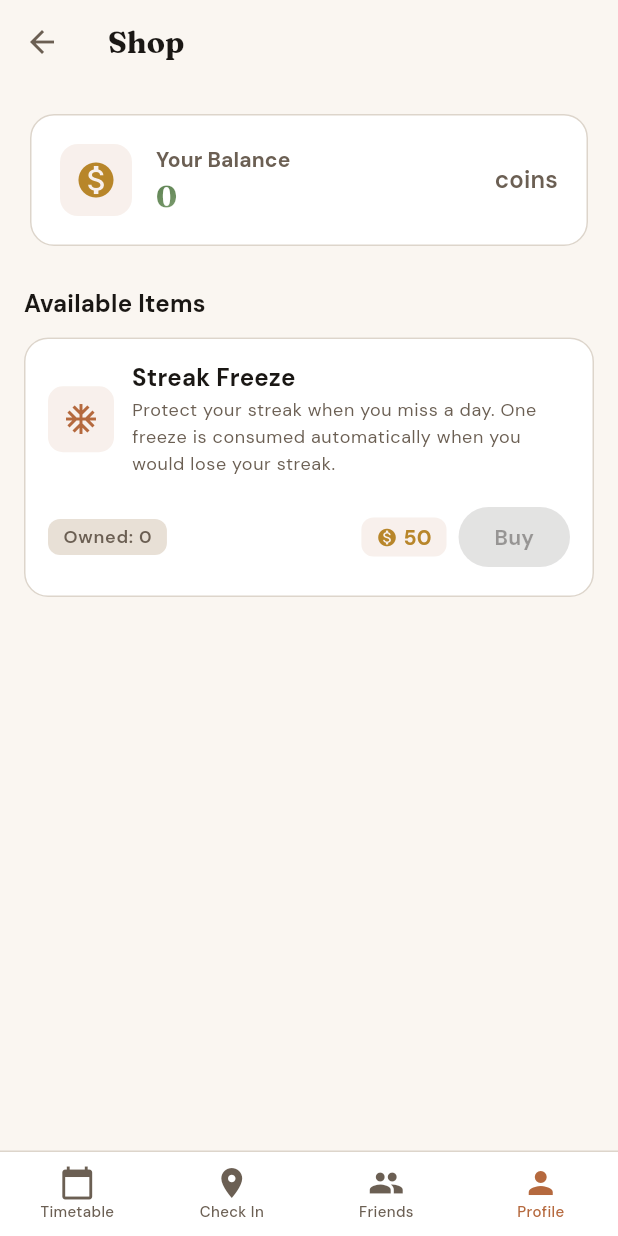
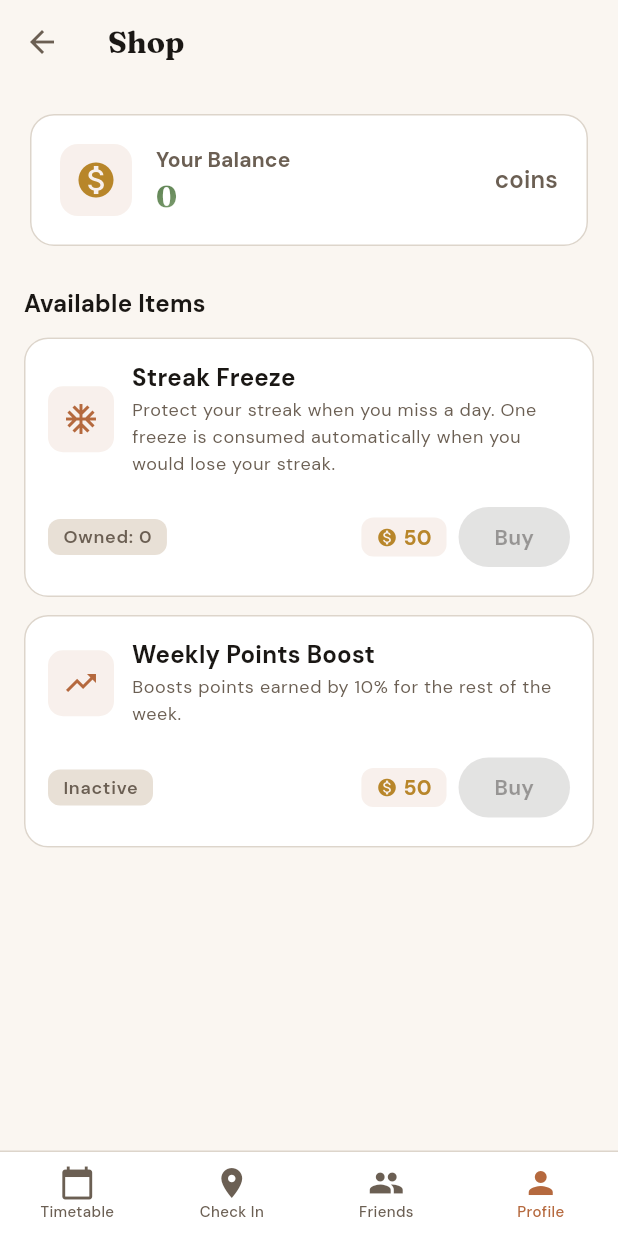
Before and after one commit to AaronGodwood/attendrr, a Flutter app: the ShopPage screen opened by its route, on a phone screen of 412 x 824 dp. Run offline on Flutter 3.47's test engine with Material 3 defaults, Android fonts, the phone set to English and light mode, and no system bars; our stand-ins replace equatable, file_picker, fl_chart, flutter_dotenv, flutter_local_notifications, flutter_timezone and 7 more; missing offline and left inert: icalendar_parser; accounts and stored records are empty; network calls fail.

Commit message:
Added a new store cosmetic which gives a 10% point bonus for all lectures that week

```diff
--- a/lib/models/points.dart
+++ b/lib/models/points.dart
@@ -8,6 +8,8 @@ class Points extends Equatable {
   final int totalPoints;
   final int weeklyPoints;
   final int monthlyPoints;
+  final double weeklyBoostMultiplier;
+  final DateTime? weeklyBoostExpiresAt;
   final DateTime createdAt;
   final DateTime updatedAt;
 
@@ -17,6 +19,8 @@ class Points extends Equatable {
     required this.totalPoints,
     required this.weeklyPoints,
     required this.monthlyPoints,
+    required this.weeklyBoostMultiplier,
+    required this.weeklyBoostExpiresAt,
     required this.createdAt,
     required this.updatedAt,
   });
@@ -28,12 +32,20 @@ class Points extends Equatable {
       totalPoints: json['total_points'] as int? ?? 0,
       weeklyPoints: json['weekly_points'] as int? ?? 0,
       monthlyPoints: json['monthly_points'] as int? ?? 0,
-      createdAt: json['created_at'] != null
-          ? DateTime.parse(json['created_at'] as String)
-          : DateTime.now(),
-      updatedAt: json['updated_at'] != null
-          ? DateTime.parse(json['updated_at'] as String)
-          : DateTime.now(),
+      weeklyBoostMultiplier:
+          (json['weekly_boost_multiplier'] as num?)?.toDouble() ?? 1.0,
+      weeklyBoostExpiresAt:
+          json['weekly_boost_expires_at'] != null
+              ? DateTime.parse(json['weekly_boost_expires_at'] as String)
+              : null,
+      createdAt:
+          json['created_at'] != null
+              ? DateTime.parse(json['created_at'] as String)
+              : DateTime.now(),
+      updatedAt:
+          json['updated_at'] != null
+              ? DateTime.parse(json['updated_at'] as String)
+              : DateTime.now(),
     );
   }
 
@@ -43,6 +55,8 @@ class Points extends Equatable {
     totalPoints: 0,
     weeklyPoints: 0,
     monthlyPoints: 0,
+    weeklyBoostMultiplier: 1.0,
+    weeklyBoostExpiresAt: null,
     createdAt: DateTime.now(),
     updatedAt: DateTime.now(),
   );
@@ -53,6 +67,8 @@ class Points extends Equatable {
     'total_points': totalPoints,
     'weekly_points': weeklyPoints,
     'monthly_points': monthlyPoints,
+    'weekly_boost_multiplier': weeklyBoostMultiplier,
+    'weekly_boost_expires_at': weeklyBoostExpiresAt?.toIso8601String(),
     'created_at': createdAt.toIso8601String(),
     'updated_at': updatedAt.toIso8601String(),
   };
@@ -63,6 +79,8 @@ class Points extends Equatable {
     int? totalPoints,
     int? weeklyPoints,
     int? monthlyPoints,
+    double? weeklyBoostMultiplier,
+    DateTime? weeklyBoostExpiresAt,
     DateTime? createdAt,
     DateTime? updatedAt,
   }) {
@@ -72,9 +90,18 @@ class Points extends Equatable {
       totalPoints: totalPoints ?? this.totalPoints,
       weeklyPoints: weeklyPoints ?? this.weeklyPoints,
       monthlyPoints: monthlyPoints ?? this.monthlyPoints,
+      weeklyBoostMultiplier:
+          weeklyBoostMultiplier ?? this.weeklyBoostMultiplier,
+      weeklyBoostExpiresAt: weeklyBoostExpiresAt ?? this.weeklyBoostExpiresAt,
       createdAt: createdAt ?? this.createdAt,
       updatedAt: updatedAt ?? this.updatedAt,
     );
+  }
+
+  bool get weeklyBoostActive {
+    if (weeklyBoostExpiresAt == null) return false;
+    return weeklyBoostMultiplier > 1.0 &&
+        weeklyBoostExpiresAt!.isAfter(DateTime.now());
   }
 
   PointsTier get tier {
@@ -88,26 +115,48 @@ class Points extends Equatable {
 
   String get tierName {
     switch (tier) {
-      case PointsTier.legendary: return 'Legendary';
-      case PointsTier.master: return 'Master';
-      case PointsTier.expert: return 'Expert';
-      case PointsTier.intermediate: return 'Intermediate';
-      case PointsTier.beginner: return 'Beginner';
-      case PointsTier.newcomer: return 'Newcomer';
+      case PointsTier.legendary:
+        return 'Legendary';
+      case PointsTier.master:
+        return 'Master';
+      case PointsTier.expert:
+        return 'Expert';
+      case PointsTier.intermediate:
+        return 'Intermediate';
+      case PointsTier.beginner:
+        return 'Beginner';
+      case PointsTier.newcomer:
+        return 'Newcomer';
     }
   }
 
   int get pointsToNextTier {
     switch (tier) {
-      case PointsTier.newcomer: return 100 - totalPoints;
-      case PointsTier.beginner: return 500 - totalPoints;
-      case PointsTier.intermediate: return 2000 - totalPoints;
-      case PointsTier.expert: return 5000 - totalPoints;
-      case PointsTier.master: return 10000 - totalPoints;
-      case PointsTier.legendary: return 0;
+      case PointsTier.newcomer:
+        return 100 - totalPoints;
+      case PointsTier.beginner:
+        return 500 - totalPoints;
+      case PointsTier.intermediate:
+        return 2000 - totalPoints;
+      case PointsTier.expert:
+        return 5000 - totalPoints;
+      case PointsTier.master:
+        return 10000 - totalPoints;
+      case PointsTier.legendary:
+        return 0;
     }
   }
 
   @override
-  List<Object?> get props => [id, userId, totalPoints, weeklyPoints, monthlyPoints, createdAt, updatedAt];
+  List<Object?> get props => [
+    id,
+    userId,
+    totalPoints,
+    weeklyPoints,
+    monthlyPoints,
+    weeklyBoostMultiplier,
+    weeklyBoostExpiresAt,
+    createdAt,
+    updatedAt,
+  ];
 }
--- a/lib/models/shop_item.dart
+++ b/lib/models/shop_item.dart
@@ -2,12 +2,15 @@ import 'package:equatable/equatable.dart';
 import 'package:flutter/material.dart';
 
 enum ShopItemType {
-  streakFreeze;
+  streakFreeze,
+  weeklyPointsBoost;
 
   String get label {
     switch (this) {
       case streakFreeze:
         return 'Streak Freeze';
+      case weeklyPointsBoost:
+        return 'Weekly Points Boost';
     }
   }
 
@@ -16,6 +19,8 @@ enum ShopItemType {
       case streakFreeze:
         return 'Protect your streak when you miss a day. '
             'One freeze is consumed automatically when you would lose your streak.';
+      case weeklyPointsBoost:
+        return 'Boosts points earned by 10% for the rest of the week.';
     }
   }
 
@@ -23,6 +28,8 @@ enum ShopItemType {
     switch (this) {
       case streakFreeze:
         return Icons.ac_unit;
+      case weeklyPointsBoost:
+        return Icons.trending_up;
     }
   }
 }
@@ -32,11 +39,7 @@ class ShopItem extends Equatable {
   final int cost;
   final int? userQuantity;
 
-  const ShopItem({
-    required this.type,
-    required this.cost,
-    this.userQuantity,
-  });
+  const ShopItem({required this.type, required this.cost, this.userQuantity});
 
   String get name => type.label;
   String get description => type.description;
--- a/lib/pages/shop_page.dart
+++ b/lib/pages/shop_page.dart
@@ -194,7 +194,7 @@ class _ShopPageState extends State<ShopPage> {
             const SizedBox(height: 16),
             Row(
               children: [
-                // Owned count
+                // Owned / Active badge
                 if (item.userQuantity != null)
                   Container(
                     padding: const EdgeInsets.symmetric(
@@ -206,7 +206,9 @@ class _ShopPageState extends State<ShopPage> {
                       borderRadius: BorderRadius.circular(8),
                     ),
                     child: Text(
-                      'Owned: ${item.userQuantity}',
+                      item.type == ShopItemType.weeklyPointsBoost
+                          ? (item.userQuantity! > 0 ? 'Active' : 'Inactive')
+                          : 'Owned: ${item.userQuantity}',
                       style: theme.textTheme.labelMedium?.copyWith(
                         color: ext?.textSecondary,
                       ),
@@ -290,7 +292,10 @@ class _ShopPageState extends State<ShopPage> {
               FilledButton(
                 onPressed: () async {
                   Navigator.pop(dialogContext);
-                  final success = await provider.purchaseStreakFreeze();
+                  final success =
+                      item.type == ShopItemType.weeklyPointsBoost
+                          ? await provider.purchaseWeeklyBoost()
+                          : await provider.purchaseStreakFreeze();
                   if (!context.mounted) return;
 
                   if (success) {
--- a/lib/repositories/shop_repository.dart
+++ b/lib/repositories/shop_repository.dart
@@ -7,7 +7,14 @@ class ShopRepository extends BaseRepository {
   ShopRepository._();
 
   static const List<ShopItem> _catalog = [
-    ShopItem(type: ShopItemType.streakFreeze, cost: AppConstants.streakFreezeCost),
+    ShopItem(
+      type: ShopItemType.streakFreeze,
+      cost: AppConstants.streakFreezeCost,
+    ),
+    ShopItem(
+      type: ShopItemType.weeklyPointsBoost,
+      cost: AppConstants.weeklyBoostCost,
+    ),
   ];
 
   List<ShopItem> getCatalog() => _catalog;
@@ -29,6 +36,26 @@ class ShopRepository extends BaseRepository {
     );
   }
 
+  Future<({int newPoints, DateTime? boostExpiresAt})>
+  purchaseWeeklyBoost() async {
+    requireAuth();
+    final result = await client.rpc(
+      'purchase_weekly_boost',
+      params: {
+        'p_user_id': currentUserId!,
+        'p_cost': AppConstants.weeklyBoostCost,
+        'p_multiplier': AppConstants.weeklyBoostMultiplier,
+      },
+    );
+
+    final map = result as Map<String, dynamic>;
+    final expiresAt =
+        map['boost_expires_at'] != null
+            ? DateTime.parse(map['boost_expires_at'] as String)
+            : null;
+    return (newPoints: map['new_points'] as int, boostExpiresAt: expiresAt);
+  }
+
   Future<List<Purchase>> getPurchaseHistory() async {
     requireAuth();
     final response = await client
--- a/lib/utils/constants.dart
+++ b/lib/utils/constants.dart
@@ -11,6 +11,8 @@ class AppConstants {
 
   // Shop
   static const int streakFreezeCost = 50;
+  static const int weeklyBoostCost = 50;
+  static const double weeklyBoostMultiplier = 1.1;
 
   // Sync
   static const int syncIntervalHours = 12;
@@ -26,7 +28,8 @@ class AppConstants {
   // Deep links
   static const String deepLinkScheme = 'io.supabase.lecturetracker';
   static const String loginCallback = '$deepLinkScheme://login-callback';
-  static const String resetPasswordCallback = '$deepLinkScheme://reset-password';
+  static const String resetPasswordCallback =
+      '$deepLinkScheme://reset-password';
 }
 
 class StorageKeys {
```
Also changed, not shown: lib/providers/shop_provider.dart (+36 -3 lines), 3 other files.
